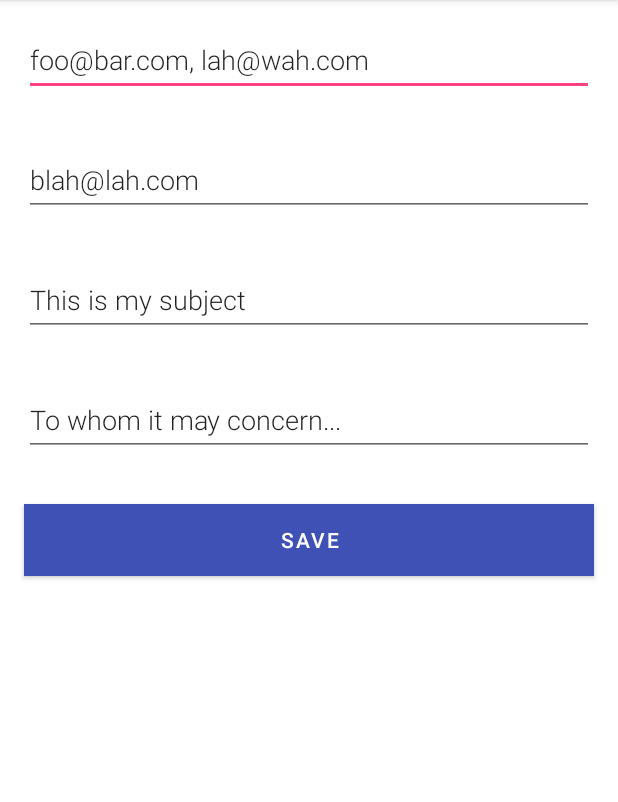
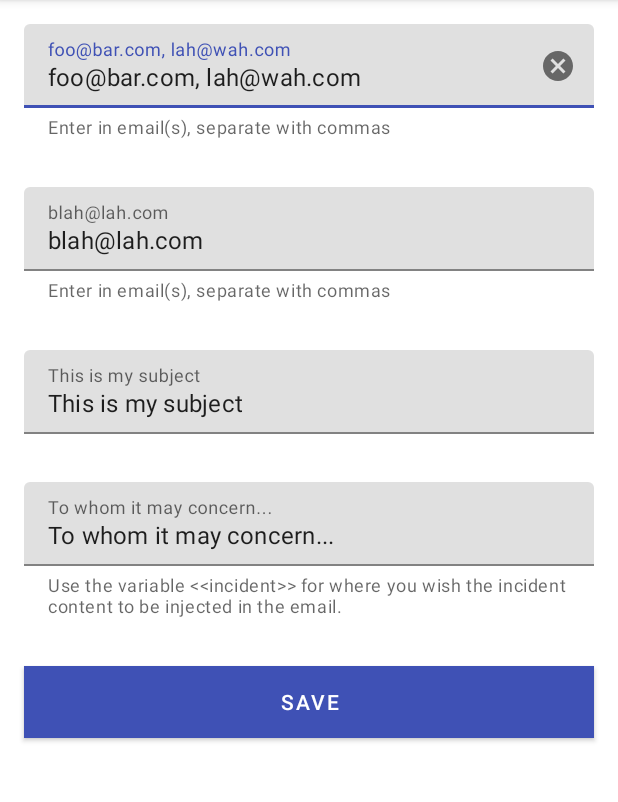
Before and after one commit to ZacharyZampa/IncidentTracker, an Android app: the ConfigsActivity screen opened directly, with no data from a screen before it, on a phone screen of 412 x 824 dp, the part 84-886 px from its top. Run offline under Robolectric (Android 15) with nearby library versions, the phone set to English and light mode, and no system bars; our stand-ins replace Room's generated code.

Commit message:
Add remaining functionality

```diff
--- a/app/src/main/java/com/zacharyzampa/incidenttracker/activities/ConfigsActivity.kt
+++ b/app/src/main/java/com/zacharyzampa/incidenttracker/activities/ConfigsActivity.kt
@@ -7,7 +7,10 @@ import android.os.Bundle
 import android.text.TextUtils
 import android.widget.Button
 import android.widget.EditText
+import android.widget.TextView
 import androidx.appcompat.app.AppCompatActivity
+import com.google.android.material.textfield.TextInputEditText
+import com.google.android.material.textfield.TextInputLayout
 import com.zacharyzampa.incidenttracker.R
 import com.zacharyzampa.incidenttracker.entity.Config
 
@@ -16,39 +19,39 @@ class ConfigsActivity : AppCompatActivity() {
     public override fun onCreate(savedInstanceState: Bundle?) {
         super.onCreate(savedInstanceState)
         setContentView(R.layout.activity_modify_email)
-        val editToView = findViewById<EditText>(R.id.edit_to)
-        val editCcView = findViewById<EditText>(R.id.edit_cc)
-        val editSubjectView = findViewById<EditText>(R.id.edit_subject)
-        val editBodyView = findViewById<EditText>(R.id.edit_body)
+        val editToView = findViewById<TextInputLayout>(R.id.edit_to)
+        val editCcView = findViewById<TextInputLayout>(R.id.edit_cc)
+        val editSubjectView = findViewById<TextInputLayout>(R.id.edit_subject)
+        val editBodyView = findViewById<TextInputLayout>(R.id.edit_body)
 
         val config = getConfig()
 
-        editToView.setText(config.to)
-        editCcView.setText(config.cc)
-        editSubjectView.setText(config.subject)
-        editBodyView.setText(config.body)
+        editToView.editText?.append(config.to)
+        editCcView.editText?.append(config.cc)
+        editSubjectView.editText?.append(config.subject)
+        editBodyView.editText?.append(config.body)
 
 
 
         val button = findViewById<Button>(R.id.button_save)
         button.setOnClickListener {
             val replyIntent = Intent()
-            if (TextUtils.isEmpty(editToView.text)
-                or TextUtils.isEmpty(editCcView.text)
-                or TextUtils.isEmpty(editSubjectView.text)
-                or TextUtils.isEmpty(editBodyView.text)) {
+            if (TextUtils.isEmpty(editToView.editText?.text)
+                or TextUtils.isEmpty(editCcView.editText?.text)
+                or TextUtils.isEmpty(editSubjectView.editText?.text)
+                or TextUtils.isEmpty(editBodyView.editText?.text)) {
                 setResult(Activity.RESULT_CANCELED, replyIntent)
             } else {
-                val to = editToView.text.toString()
+                val to = editToView.editText?.text.toString()
                 replyIntent.putExtra("to", to)
 
-                val cc = editCcView.text.toString()
+                val cc = editCcView.editText?.text.toString()
                 replyIntent.putExtra("cc", cc)
 
-                val subject = editSubjectView.text.toString()
+                val subject = editSubjectView.editText?.text.toString()
                 replyIntent.putExtra("subject", subject)
 
-                val body = editBodyView.text.toString()
+                val body = editBodyView.editText?.text.toString()
                 replyIntent.putExtra("body", body)
 
                 setResult(Activity.RESULT_OK, replyIntent)
--- a/app/src/main/java/com/zacharyzampa/incidenttracker/activities/MainActivity.kt
+++ b/app/src/main/java/com/zacharyzampa/incidenttracker/activities/MainActivity.kt
@@ -112,40 +112,17 @@ class MainActivity : AppCompatActivity(), IncidentClickListener {
 //                "it was emptied.\n\n" +
 //                "Address: "+ (incident?.incident ?: "") + "\n\n" +
 //                "Thank you"
-        val body = config.body
+//        val body = config.
+        val body = config.body.replace("<<incident>>", incident.incident)
         intent.putExtra(Intent.EXTRA_TEXT, body)
 
         startActivity(intent)
     }
 
     override fun onIncidentClick(position: Int) {
-        val intent = Intent(Intent.ACTION_SEND)
+        val incident = incidentViewModel.allIncidents.value?.get(position)!!
 
-        val incident = incidentViewModel.allIncidents.value?.get(position)
-
-        intent.type = "plain/text"
-
-        val config = getConfig()
-
-//        val emailList = arrayOf("zack99809@gmail.com", "zackzampa@gmail.com")
-//        val emailListCC = arrayOf("zampaze@miamioh.edu")
-
-        val emailList = config.to.split(",").map { it.trim() }.toTypedArray()
-        val emailListCC = config.cc.split(",").map { it.trim() }.toTypedArray()
-
-        intent.putExtra(Intent.EXTRA_EMAIL, emailList)
-        intent.putExtra(Intent.EXTRA_CC, emailListCC)
-
-        intent.putExtra(Intent.EXTRA_SUBJECT, config.subject)
-
-//        val body = "Hello,\nThe following address did not remove their trash can from the curb after " +
-//                "it was emptied.\n\n" +
-//                "Address: "+ (incident?.incident ?: "") + "\n\n" +
-//                "Thank you"
-        val body = config.body
-        intent.putExtra(Intent.EXTRA_TEXT, body)
-
-        startActivity(intent)
+        adapterOnClick(incident)
     }
 
     override fun onCreateOptionsMenu(menu: Menu?): Boolean {
--- a/app/src/main/res/layout/activity_modify_email.xml
+++ b/app/src/main/res/layout/activity_modify_email.xml
@@ -14,54 +14,99 @@ WITHOUT WARRANTIES OR CONDITIONS OF ANY KIND, either express or implied.
 See the License for the specific language governing permissions and
 limitations under the License. -->
 
-<LinearLayout xmlns:android="http://schemas.android.com/apk/res/android"
+<ScrollView xmlns:android="http://schemas.android.com/apk/res/android"
+    xmlns:app="http://schemas.android.com/apk/res-auto"
     android:orientation="vertical"
     android:layout_width="match_parent"
     android:layout_height="match_parent">
 
-    <EditText
+    <LinearLayout
+        android:layout_width="match_parent"
+        android:layout_height="match_parent"
+        android:orientation="vertical">
+
+        <com.google.android.material.textfield.TextInputLayout
             android:id="@+id/edit_to"
             android:layout_width="match_parent"
             android:layout_height="wrap_content"
             android:minHeight="@dimen/min_height"
             android:fontFamily="sans-serif-light"
             android:hint="@string/hint_to"
-        android:inputType="textAutoComplete"
+            android:inputType="textEmailAddress"
             android:layout_margin="@dimen/big_padding"
-        android:textSize="18sp" />
+            app:endIconMode="clear_text"
+            app:helperText="@string/helper_email"
+            android:textSize="18sp">
 
-    <EditText
+            <com.google.android.material.textfield.TextInputEditText
+                android:id="@+id/edit_to_content"
+                android:maxLines="1"
+                android:inputType="textEmailAddress"
+                android:layout_width="match_parent"
+                android:layout_height="wrap_content" />
+        </com.google.android.material.textfield.TextInputLayout>
+
+        <com.google.android.material.textfield.TextInputLayout
             android:id="@+id/edit_cc"
             android:layout_width="match_parent"
             android:layout_height="wrap_content"
             android:minHeight="@dimen/min_height"
             android:fontFamily="sans-serif-light"
             android:hint="@string/hint_cc"
-        android:inputType="textAutoComplete"
+            android:inputType="textEmailAddress"
             android:layout_margin="@dimen/big_padding"
-        android:textSize="18sp" />
+            app:endIconMode="clear_text"
+            app:helperText="@string/helper_email"
+            android:textSize="18sp" >
 
-    <EditText
+            <com.google.android.material.textfield.TextInputEditText
+                android:id="@+id/edit_cc_content"
+                android:maxLines="1"
+                android:inputType="textEmailAddress"
+                android:layout_width="match_parent"
+                android:layout_height="wrap_content" />
+        </com.google.android.material.textfield.TextInputLayout>
+
+        <com.google.android.material.textfield.TextInputLayout
             android:id="@+id/edit_subject"
             android:layout_width="match_parent"
             android:layout_height="wrap_content"
             android:minHeight="@dimen/min_height"
             android:fontFamily="sans-serif-light"
             android:hint="@string/hint_subject"
-        android:inputType="textAutoComplete"
+            android:inputType="textEmailSubject"
             android:layout_margin="@dimen/big_padding"
-        android:textSize="18sp" />
+            app:endIconMode="clear_text"
+            android:textSize="18sp" >
 
-    <EditText
+            <com.google.android.material.textfield.TextInputEditText
+                android:id="@+id/edit_subject_content"
+                android:maxLines="1"
+                android:inputType="textEmailSubject"
+                android:layout_width="match_parent"
+                android:layout_height="wrap_content" />
+        </com.google.android.material.textfield.TextInputLayout>
+
+        <com.google.android.material.textfield.TextInputLayout
             android:id="@+id/edit_body"
             android:layout_width="match_parent"
             android:layout_height="wrap_content"
             android:minHeight="@dimen/min_height"
             android:fontFamily="sans-serif-light"
             android:hint="@string/hint_body"
-        android:inputType="textAutoComplete"
+            app:helperText="@string/helper_body"
+            android:inputType="textLongMessage"
             android:layout_margin="@dimen/big_padding"
-        android:textSize="18sp" />
+            app:endIconMode="clear_text"
+            android:textSize="18sp">
+
+            <com.google.android.material.textfield.TextInputEditText
+                android:id="@+id/edit_body_content"
+                android:layout_width="match_parent"
+                android:layout_height="wrap_content" />
+
+        </com.google.android.material.textfield.TextInputLayout>
+
 
         <Button
             android:id="@+id/button_save"
@@ -72,4 +117,8 @@ limitations under the License. -->
             android:text="@string/button_save"
             android:textColor="@color/buttonLabel" />
 
+
     </LinearLayout>
+
+
+</ScrollView>
--- a/app/src/main/res/values/strings.xml
+++ b/app/src/main/res/values/strings.xml
@@ -14,4 +14,6 @@
     <string name="config_cc">configCc</string>
     <string name="config_subject">configSubject</string>
     <string name="config_body">configBody</string>
+    <string name="helper_email">Enter in email(s), separate with commas</string>
+    <string name="helper_body">Use the variable &lt;&lt;incident&gt;&gt; for where you wish the incident content to be injected in the email.</string>
 </resources>
```
Lines whose indentation alone changed are shown as unchanged.
